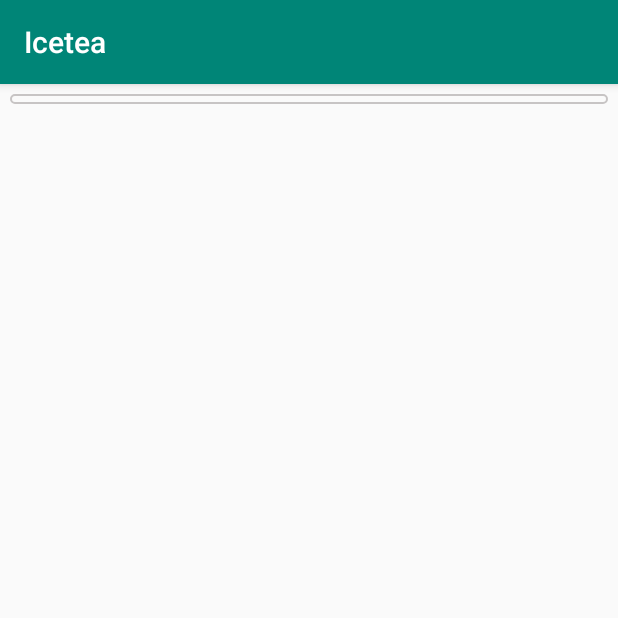
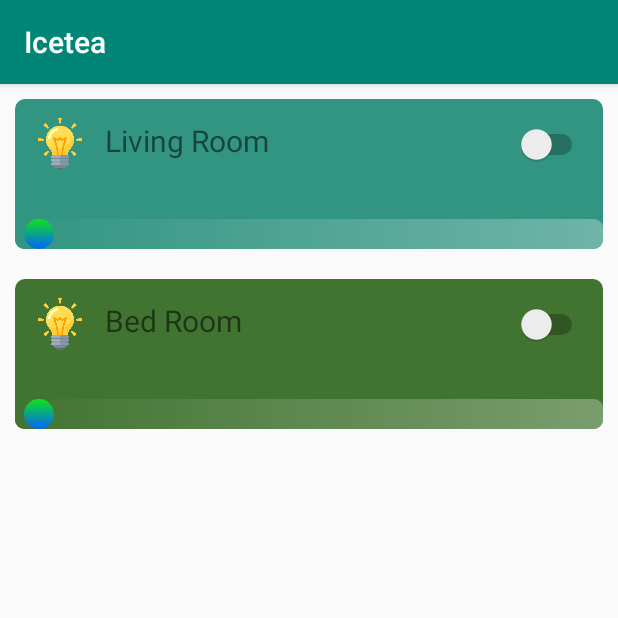
Before and after one commit to rohsins/icetea, an Android app: the Lights screen opened directly, with no data from a screen before it, on a phone screen of 412 x 824 dp, the top half of it. Run offline under Robolectric (Android 15) with nearby library versions, the phone set to English and light mode, and no system bars.

Commit message:
inflate layout dynamically

```diff
--- a/app/src/main/java/com/rohsins/icetea/Lights.kt
+++ b/app/src/main/java/com/rohsins/icetea/Lights.kt
@@ -1,95 +1,120 @@
 package com.rohsins.icetea
 
 import android.graphics.Color
-import android.os.Build
+import android.graphics.drawable.GradientDrawable
+import android.os.Bundle
+import android.support.v4.graphics.ColorUtils
 import android.support.v7.app.AppCompatActivity
-import android.os.Bundle
-import android.support.annotation.RequiresApi
-import android.support.v4.graphics.ColorUtils
 import android.view.Gravity
-import android.view.ViewGroup
 import android.widget.*
-import kotlinx.android.synthetic.main.activity_lights.*
-import java.util.zip.Inflater
 
 class Lights : AppCompatActivity() {
+
+    private fun dp(dp: Int): Int {
+        val density = resources.displayMetrics.density
+        return Math.round(dp.toFloat() * density)
+    }
+
+    inner class LightElement {
+        private val linearLayoutElement = LinearLayout(this@Lights)
+        private val layoutParamsElement = LinearLayout.LayoutParams(LinearLayout.LayoutParams.MATCH_PARENT, dp(100))
+        private val linearLayoutSection1 = LinearLayout(this@Lights)
+        private val layoutParamsSection1 = LinearLayout.LayoutParams(
+            LinearLayout.LayoutParams.MATCH_PARENT,
+            LinearLayout.LayoutParams.WRAP_CONTENT
+        )
+        private val imageView = ImageView(this@Lights)
+        private val imageViewLayoutParams = LinearLayout.LayoutParams(dp(40), dp(40), 1f)
+        private val textView = TextView(this@Lights)
+        private val textViewLayoutParams = LinearLayout.LayoutParams(
+            LinearLayout.LayoutParams.WRAP_CONTENT,
+            LinearLayout.LayoutParams.WRAP_CONTENT,
+            979f
+        )
+        private val switch = Switch(this@Lights)
+        private val switchLayoutParams = LinearLayout.LayoutParams(LinearLayout.LayoutParams.WRAP_CONTENT, dp(40), 20f)
+        private val seekBar = SeekBar(this@Lights)
+        private val seekBarLayoutParams = LinearLayout.LayoutParams(
+            LinearLayout.LayoutParams.MATCH_PARENT, dp(20)
+        )
+
+        constructor(lightName: String, lightColor: String = "#59C1D2") {
+
+            layoutParamsElement.setMargins(dp(10), dp(10), dp(10), dp(10))
+            linearLayoutElement.layoutParams = layoutParamsElement
+            linearLayoutElement.orientation = LinearLayout.VERTICAL
+            linearLayoutElement.background = getDrawable(R.drawable.light_view)
+            linearLayoutElement.background.setTint(Color.parseColor(lightColor))
+
+            layoutParamsSection1.setMargins(dp(10), dp(10), dp(10), dp(10))
+            linearLayoutSection1.layoutParams = layoutParamsSection1
+            linearLayoutSection1.orientation = LinearLayout.HORIZONTAL
+
+            imageView.layoutParams = imageViewLayoutParams
+            imageView.background = getDrawable(R.drawable.lights)
+
+            textViewLayoutParams.marginStart = dp(10)
+            textView.gravity = Gravity.CENTER_VERTICAL
+            textView.textSize = 20f
+            textView.text = lightName
+            textView.layoutParams = textViewLayoutParams
+
+            switch.layoutParams = switchLayoutParams
+
+            linearLayoutSection1.addView(imageView)
+            linearLayoutSection1.addView(textView)
+            linearLayoutSection1.addView(switch)
+
+            seekBarLayoutParams.topMargin = dp(20)
+            seekBar.layoutParams = seekBarLayoutParams
+            seekBar.max = 100
+            seekBar.splitTrack = false
+            seekBar.thumb = getDrawable(R.drawable.light_thumb)
+            seekBar.progressDrawable = getDrawable(R.drawable.none)
+            val gradientDrawable = GradientDrawable(
+                GradientDrawable.Orientation.LEFT_RIGHT,
+                intArrayOf(
+                    Color.parseColor(lightColor),
+                    ColorUtils.blendARGB(
+                        Color.parseColor(lightColor),
+                        Color.parseColor("#FFFFFF"),
+                        0.3.toFloat()
+                    )
+                )
+            )
+            gradientDrawable.cornerRadius = dp(6).toFloat()
+            seekBar.background = gradientDrawable
+
+            linearLayoutElement.addView(linearLayoutSection1)
+            linearLayoutElement.addView(seekBar)
+        }
+
+        fun getLayout(): LinearLayout {
+            return linearLayoutElement
+        }
+    }
 
     override fun onCreate(savedInstanceState: Bundle?) {
         super.onCreate(savedInstanceState)
 //        setContentView(R.layout.activity_lights)
 
         val linearLayout = LinearLayout(this)
+        val layoutParams = LinearLayout.LayoutParams(
+            LinearLayout.LayoutParams.MATCH_PARENT,
+            LinearLayout.LayoutParams.MATCH_PARENT
+        )
+//        layoutParams.setMargins(dp(10), dp(10), dp(10), dp(10))
+        linearLayout.layoutParams = layoutParams
+        linearLayout.orientation = LinearLayout.VERTICAL
 
         setContentView(linearLayout)
 
-        val linearLayoutElement = LinearLayout(this)
-        val layoutParamsElement = LinearLayout.LayoutParams(LinearLayout.LayoutParams.MATCH_PARENT, 10)
-        layoutParamsElement.setMargins(10, 10, 10, 10)
-        linearLayoutElement.layoutParams = layoutParamsElement
-        linearLayoutElement.orientation = LinearLayout.VERTICAL
-        linearLayoutElement.background = getDrawable(R.drawable.light_view)
+        val firstElement = LightElement("Living Room", "#329582")
+        val secondElement = LightElement("Bed Room", "#427431")
+        linearLayout.removeAllViews()
+        linearLayout.addView(firstElement.getLayout())
+        linearLayout.addView(secondElement.getLayout())
 
-        val linearLayoutSection1 = LinearLayout(this)
-        val layoutParamsSection1 = LinearLayout.LayoutParams(LinearLayout.LayoutParams.MATCH_PARENT, 10)
-        layoutParamsSection1.setMargins(10, 10, 10, 10)
-        linearLayoutSection1.layoutParams = layoutParamsSection1
-        linearLayoutSection1.orientation = LinearLayout.HORIZONTAL
-
-        val imageView = ImageView(this)
-        val imageViewLayoutParams = LinearLayout.LayoutParams(40, 40)
-//        imageViewLayoutParams.weight = 1F
-        imageView.layoutParams = imageViewLayoutParams
-        imageView.background = getDrawable(R.drawable.lights)
-
-        val textView = TextView(this)
-        val textViewLayoutParams = LinearLayout.LayoutParams(
-            LinearLayout.LayoutParams.WRAP_CONTENT,
-            LinearLayout.LayoutParams.WRAP_CONTENT
-        )
-        textViewLayoutParams.weight = 979F
-        textViewLayoutParams.marginStart = 10
-        textView.gravity = Gravity.CENTER
-        textView.textSize = 20F
-        textView.setText("Street Light")
-        textView.layoutParams = textViewLayoutParams
-
-        val switch = Switch(this)
-        val switchLayoutParams = LinearLayout.LayoutParams(LinearLayout.LayoutParams.WRAP_CONTENT, 40)
-//        switchLayoutParams.weight = 20F
-        switch.layoutParams = switchLayoutParams
-
-        linearLayoutSection1.addView(imageView)
-        linearLayoutSection1.addView(textView)
-        linearLayoutSection1.addView(switch)
-
-        val seekBar = SeekBar(this)
-        val seekBarLayoutParams = LinearLayout.LayoutParams(
-            LinearLayout.LayoutParams.MATCH_PARENT,
-            80
-        )
-        seekBarLayoutParams.topMargin = 400
-        seekBar.layoutParams = seekBarLayoutParams
-        seekBar.max = 100
-        seekBar.splitTrack = false
-        seekBar.background = getDrawable(R.drawable.light_seekbar_background)
-        seekBar.thumb = getDrawable(R.drawable.light_thumb)
-        seekBar.progressDrawable = getDrawable(R.drawable.none)
-
-        linearLayoutElement.addView(linearLayoutSection1)
-        linearLayoutElement.addView(seekBar)
-
-        linearLayout.removeAllViews()
-        linearLayout.addView(linearLayoutElement)
-
-//        val linearLayout: LinearLayout = findViewById(R.id.lightsElement)
-//        val seekBar: SeekBar = findViewById(R.id.lightsSeekBar)
-//        val textView: TextView = findViewById(R.id.lightsTextView)
-//        var tProgress: Float
-//
-//        linearLayout.background.setTint(Color.parseColor("#54C1E2"))
-//        textView.setText("Street Light")
-        seekBar.background.setTint(ColorUtils.blendARGB(Color.parseColor("#54C1E2"), Color.parseColor("#FFFFFF"), 0.toFloat()))
-//
 //        seekBar.setOnSeekBarChangeListener(object: SeekBar.OnSeekBarChangeListener {
 //            @RequiresApi(Build.VERSION_CODES.O)
 //            override fun onProgressChanged(seekBar: SeekBar?, progress: Int, fromUser: Boolean) {
```
Also changed, not shown: app/src/main/res/layout/activity_lights.xml (+54 -62 lines).
